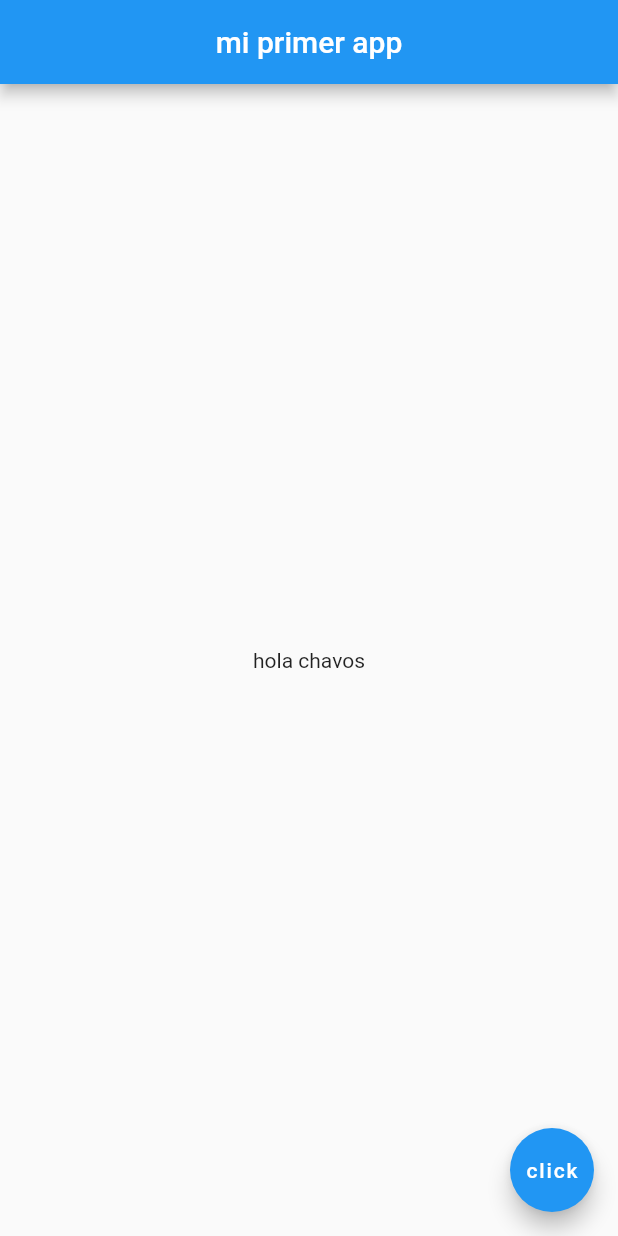
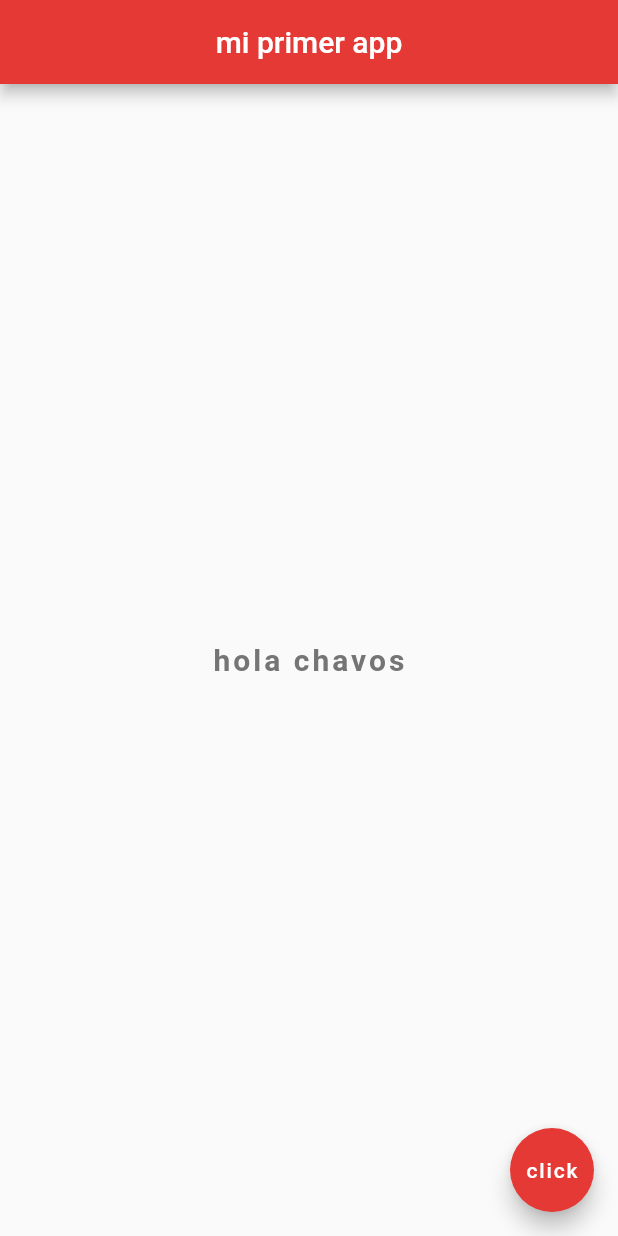
Before and after one commit to JavierGold/learning-flutter, a Flutter app: the screen it shows after launch, after a tap on "click", on a phone screen of 412 x 824 dp. Run offline on Flutter 3.47's test engine with Material 2 defaults, Android fonts, the phone set to English and light mode, and no system bars.

Commit message:
add color

```diff
--- a/flutter_app1/lib/main.dart
+++ b/flutter_app1/lib/main.dart
@@ -4,14 +4,26 @@ void main() {
   runApp(MaterialApp(
     home: Scaffold(
       appBar: AppBar(
-        title: Text('mi primer app'),
+        title: Text(
+            'mi primer app'
+        ),
         centerTitle: true,
+        backgroundColor: Colors.red[600],
       ),
       body: Center(
-        child: Text('hola chavos'),
+        child: Text(''
+            'hola chavos',
+          style: TextStyle(
+            fontSize: 20.0,
+            fontWeight: FontWeight.bold,
+            letterSpacing: 2.0,
+            color: Colors.grey[600],
+          ),
+        ),
       ),
       floatingActionButton: FloatingActionButton(
         child: Text('click') ,
+          backgroundColor: Colors.red[600] ,
           onPressed: () {}
       ),
     ),
```
